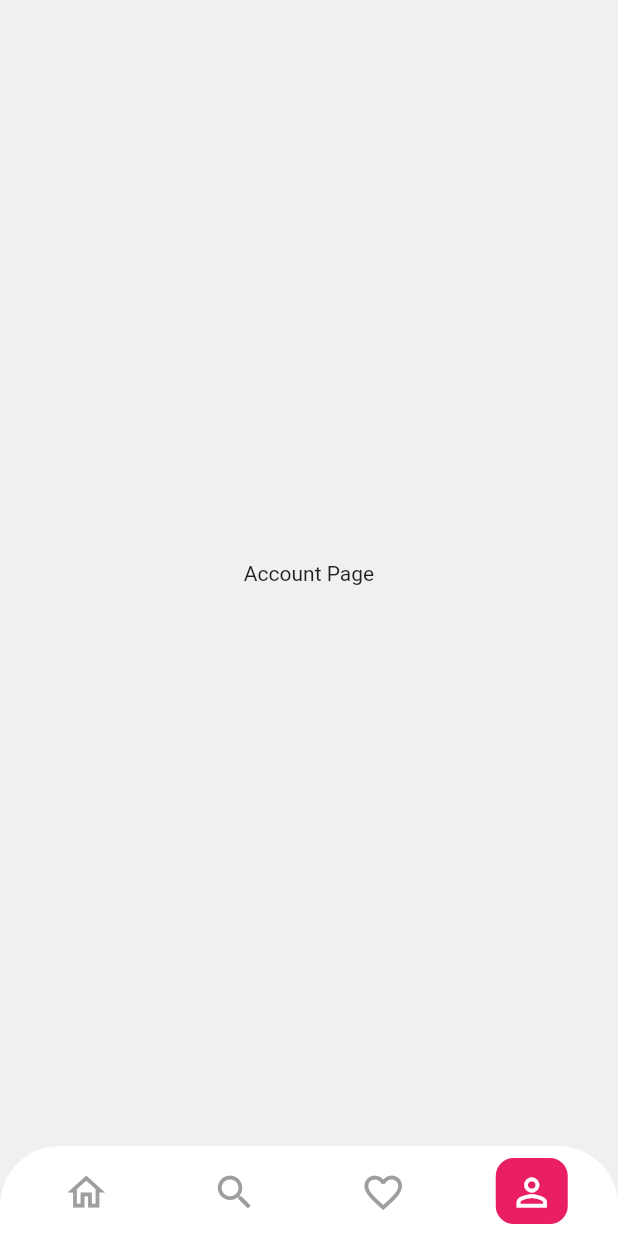
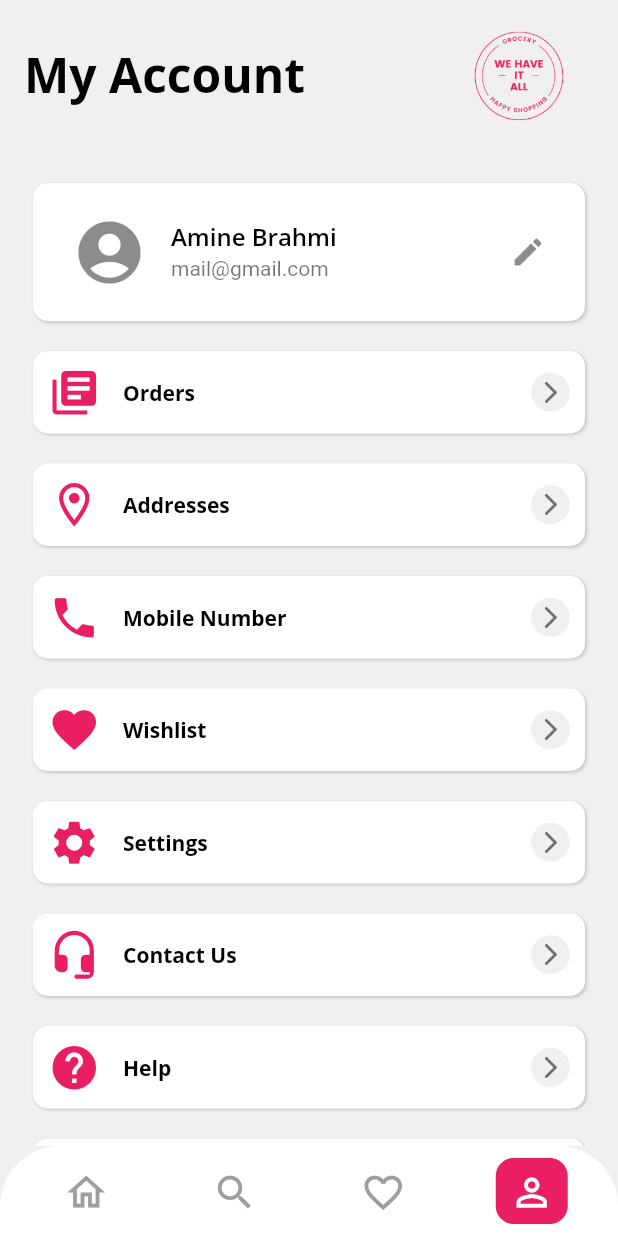
Before and after one commit to brahmed/shopping_app, a Flutter app: the screen it shows after launch, swiped to page 4, on a phone screen of 412 x 824 dp. Run offline on Flutter 3.47's test engine with Material 2 defaults, Android fonts, the phone set to English and light mode, and no system bars.

Commit message:
Add user profile screen.

```diff
--- a/lib/screens/tab_pages/profile_page.dart
+++ b/lib/screens/tab_pages/profile_page.dart
@@ -1,4 +1,8 @@
 import 'package:flutter/material.dart';
+
+import '../../config/images.dart';
+import '../../widgets/account_item_card.dart';
+import '../../widgets/app_card.dart';
 
 class ProfilePage extends StatefulWidget {
   const ProfilePage({Key? key}) : super(key: key);
@@ -10,12 +14,132 @@ class ProfilePage extends StatefulWidget {
 class _ProfilePageState extends State<ProfilePage> {
   @override
   Widget build(BuildContext context) {
-    return const Scaffold(
-      body: SafeArea(
-        child: Center(
-          child: Text("Account Page"),
+    return Scaffold(
+      /// App Bar
+      appBar: AppBar(
+        elevation: 0,
+        toolbarHeight: 100,
+        title: Row(
+          mainAxisAlignment: MainAxisAlignment.spaceBetween,
+          children: [
+            /// Page Title
+            Container(
+              margin: const EdgeInsets.symmetric(vertical: 8.0),
+              child: Text("My Account",
+                  style: Theme.of(context).textTheme.headline1),
+            ),
+            Image.asset(
+              appImage,
+              color: Theme.of(context).iconTheme.color,
+              height: 100,
+            ),
+          ],
         ),
       ),
+      body: SafeArea(
+          child: SingleChildScrollView(
+        child: Padding(
+          padding: const EdgeInsets.all(12.0),
+          child: Column(
+            mainAxisAlignment: MainAxisAlignment.start,
+            crossAxisAlignment: CrossAxisAlignment.stretch,
+            children: [
+              /// User Info
+              AppCard(
+                margin: 10.0,
+                padding: 10.0,
+                radius: 10.0,
+                child: ListTile(
+                  leading: const Icon(
+                    Icons.account_circle,
+                    size: 50,
+                  ),
+                  title: Text(
+                    "Amine Brahmi",
+                    style: Theme.of(context).textTheme.headline3,
+                  ),
+                  subtitle: const Text(
+                    "mail@gmail.com",
+                  ),
+                  trailing: const Icon(Icons.edit),
+                ),
+              ),
+
+              /// Orders
+              const AccountItemCard(
+                text: "Orders",
+                margin: 10.0,
+                padding: 10.0,
+                radius: 10.0,
+                iconData: Icons.my_library_books,
+              ),
+
+              /// Addresses
+              const AccountItemCard(
+                text: "Addresses",
+                margin: 10.0,
+                padding: 10.0,
+                radius: 10.0,
+                iconData: Icons.location_on_outlined,
+              ),
+
+              /// Mobile Number
+              const AccountItemCard(
+                text: "Mobile Number",
+                margin: 10.0,
+                padding: 10.0,
+                radius: 10.0,
+                iconData: Icons.phone,
+              ),
+
+              /// Wishlist
+              const AccountItemCard(
+                text: "Wishlist",
+                margin: 10.0,
+                padding: 10.0,
+                radius: 10.0,
+                iconData: Icons.favorite,
+              ),
+
+              /// Settings
+              const AccountItemCard(
+                text: "Settings",
+                margin: 10.0,
+                padding: 10.0,
+                radius: 10.0,
+                iconData: Icons.settings,
+              ),
+
+              /// Contact Us
+              const AccountItemCard(
+                text: "Contact Us",
+                margin: 10.0,
+                padding: 10.0,
+                radius: 10.0,
+                iconData: Icons.headset_mic_rounded,
+              ),
+
+              /// Help
+              const AccountItemCard(
+                text: "Help",
+                margin: 10.0,
+                padding: 10.0,
+                radius: 10.0,
+                iconData: Icons.help,
+              ),
+
+              /// Log out
+              const AccountItemCard(
+                text: "Log out",
+                margin: 10.0,
+                padding: 10.0,
+                radius: 10.0,
+                iconData: Icons.logout,
+              ),
+            ],
+          ),
+        ),
+      )),
     );
   }
 }
```
